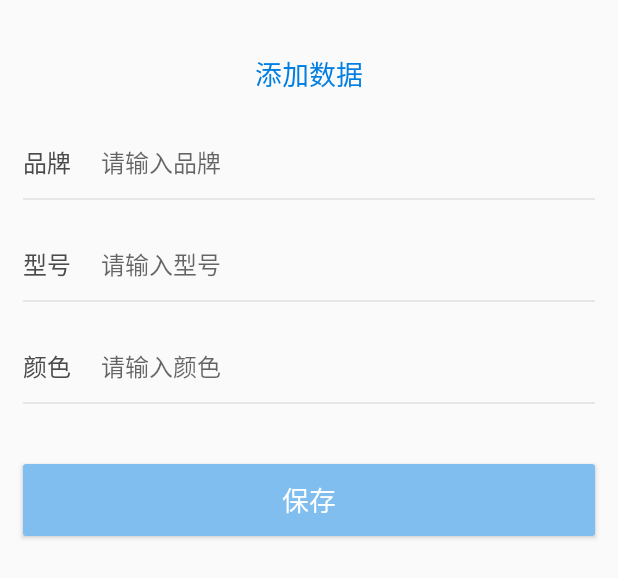
After one commit to nieyuqi/MyApp, an Android app: the layout activity_login.xml on its own in the app's theme, with its tools: preview values and no code run, on a phone screen of 412 x 824 dp. The commit adds this screen. Shown: the top 578 px of the screen. Run offline under Robolectric (Android 15) with nearby library versions, the phone set to English and light mode, and no system bars.

Commit message:
添加数据页面

```diff
--- /dev/null
+++ b/app/src/main/java/com/example/nyq/myapp/MyScrollView.java
@@ -0,0 +1,38 @@
+package com.example.nyq.myapp;
+
+import android.content.Context;
+import android.util.AttributeSet;
+import android.view.MotionEvent;
+import android.widget.ScrollView;
+
+public class MyScrollView extends ScrollView {
+
+    public MyScrollView(Context context) {
+        super(context);
+
+    }
+
+    public MyScrollView(Context context, AttributeSet attrs) {
+        super(context, attrs);
+
+    }
+
+    public MyScrollView(Context context, AttributeSet attrs, int defStyle) {
+        super(context, attrs, defStyle);
+    }
+
+    @Override
+    public boolean onInterceptTouchEvent(MotionEvent event)   //这个方法如果返回 true 的话 两个手指移动，启动一个按下的手指的移动不能被传播出去。
+    {
+        super.onInterceptTouchEvent(event);
+        return false;
+    }
+
+    @Override
+    public boolean onTouchEvent(MotionEvent event)//这个方法如果 true 则整个Activity 的 onTouchEvent() 不会被系统回调
+    {
+        super.onTouchEvent(event);
+        return false;
+    }
+
+}
--- /dev/null
+++ b/app/src/main/res/drawable-v24/color_cursor.xml
@@ -0,0 +1,5 @@
+<?xml version="1.0" encoding="utf-8"?>
+<shape xmlns:android="http://schemas.android.com/apk/res/android" android:shape="rectangle">
+    <size android:width="2dp" />
+    <solid android:color="@color/cuosor_color"  />
+</shape>
--- /dev/null
+++ b/app/src/main/res/drawable/login_button_shape.xml
@@ -0,0 +1,16 @@
+<?xml version="1.0" encoding="utf-8"?>
+<shape xmlns:android="http://schemas.android.com/apk/res/android">
+
+    <corners android:radius="2dp" />
+
+    <size
+        android:width="30dp"
+        android:height="30dp" />
+
+    <gradient
+        android:angle="90"
+        android:endColor="@color/login_button_color"
+        android:startColor="@color/login_button_color"
+        android:useLevel="true" />
+
+</shape>
--- /dev/null
+++ b/app/src/main/res/layout/activity_login.xml
@@ -0,0 +1,181 @@
+<?xml version="1.0" encoding="utf-8"?>
+<LinearLayout xmlns:android="http://schemas.android.com/apk/res/android"
+    android:layout_width="match_parent"
+    android:layout_height="match_parent"
+    android:layout_marginTop="20dp"
+    android:orientation="vertical">
+
+    <com.example.nyq.myapp.MyScrollView
+        android:layout_width="match_parent"
+        android:layout_height="match_parent"
+        android:fillViewport="true">
+
+        <LinearLayout
+            android:layout_width="match_parent"
+            android:layout_height="match_parent"
+            android:orientation="vertical">
+
+            <TextView
+                android:layout_width="wrap_content"
+                android:layout_height="wrap_content"
+                android:layout_gravity="center_horizontal"
+                android:layout_marginTop="15dp"
+                android:text="@string/add_data"
+                android:textColor="#017EE1"
+                android:textSize="18sp" />
+
+            <RelativeLayout
+
+                android:layout_width="match_parent"
+                android:layout_height="wrap_content"
+                android:layout_marginLeft="@dimen/device_info_right_margin_left"
+                android:layout_marginRight="@dimen/device_info_right_margin_right"
+                android:layout_marginTop="20dp">
+
+                <TextView
+                    android:id="@+id/api_key"
+                    android:layout_width="wrap_content"
+                    android:layout_height="wrap_content"
+                    android:layout_centerVertical="true"
+                    android:text="@string/brand_name"
+                    android:textColor="@color/device_info_left_tvcolor"
+                    android:textSize="@dimen/device_info_textsize" />
+
+                <EditText
+                    android:id="@+id/brand_value"
+                    android:layout_width="match_parent"
+                    android:layout_height="wrap_content"
+                    android:layout_centerVertical="true"
+                    android:layout_marginLeft="@dimen/api_key_left"
+                    android:layout_toRightOf="@+id/api_key"
+                    android:background="@null"
+                    android:hint="@string/please_brand"
+                    android:textCursorDrawable="@drawable/color_cursor"
+                    android:textSize="@dimen/device_info_textsize" />
+
+                <View
+
+                    android:layout_width="match_parent"
+                    android:layout_height="1dp"
+                    android:layout_below="@id/api_key"
+                    android:layout_marginTop="25dp"
+                    android:background="@color/division" />
+
+                <ImageView
+                    android:id="@+id/api_key_del"
+                    android:layout_width="@dimen/delete_icon_width"
+                    android:layout_height="@dimen/delete_icon_width"
+                    android:layout_alignBaseline="@id/api_key"
+                    android:layout_alignParentRight="true"
+                    android:src="@mipmap/delete"
+                    android:visibility="gone" />
+            </RelativeLayout>
+
+            <RelativeLayout
+
+                android:layout_width="match_parent"
+                android:layout_height="wrap_content"
+                android:layout_marginLeft="@dimen/device_info_right_margin_left"
+                android:layout_marginRight="@dimen/device_info_right_margin_right"
+                android:layout_marginTop="17dp">
+
+                <TextView
+                    android:id="@+id/partner_code"
+                    android:layout_width="wrap_content"
+                    android:layout_height="wrap_content"
+                    android:layout_centerVertical="true"
+                    android:text="@string/mode"
+                    android:textColor="@color/device_info_left_tvcolor"
+                    android:textSize="@dimen/device_info_textsize" />
+
+                <EditText
+                    android:id="@+id/mode_value"
+                    android:layout_width="match_parent"
+                    android:layout_height="wrap_content"
+                    android:layout_centerVertical="true"
+                    android:layout_marginLeft="@dimen/api_key_left"
+                    android:layout_toRightOf="@+id/partner_code"
+                    android:background="@null"
+                    android:hint="@string/please_mode"
+                    android:textCursorDrawable="@drawable/color_cursor"
+                    android:textSize="@dimen/device_info_textsize" />
+
+                <ImageView
+                    android:id="@+id/partner_code_del"
+                    android:layout_width="@dimen/delete_icon_width"
+                    android:layout_height="@dimen/delete_icon_width"
+                    android:layout_alignBaseline="@id/partner_code"
+                    android:layout_alignParentRight="true"
+                    android:src="@mipmap/delete"
+                    android:visibility="gone" />
+
+                <View
+                    android:layout_width="match_parent"
+                    android:layout_height="1dp"
+                    android:layout_below="@id/partner_code"
+                    android:layout_marginTop="25dp"
+                    android:background="@color/division" />
+            </RelativeLayout>
+
+            <RelativeLayout
+
+                android:layout_width="match_parent"
+                android:layout_height="wrap_content"
+                android:layout_marginLeft="@dimen/device_info_right_margin_left"
+                android:layout_marginRight="@dimen/device_info_right_margin_right"
+                android:layout_marginTop="17dp">
+
+                <TextView
+                    android:id="@+id/channel_code"
+                    android:layout_width="wrap_content"
+                    android:layout_height="wrap_content"
+                    android:layout_centerVertical="true"
+                    android:text="@string/color"
+                    android:textColor="@color/device_info_left_tvcolor"
+                    android:textSize="@dimen/device_info_textsize" />
+
+                <EditText
+                    android:id="@+id/channel_code_value"
+                    android:layout_width="match_parent"
+                    android:layout_height="wrap_content"
+                    android:layout_centerVertical="true"
+                    android:layout_marginLeft="@dimen/api_key_left"
+                    android:layout_toRightOf="@+id/channel_code"
+                    android:background="@null"
+                    android:hint="@string/please_color"
+                    android:textCursorDrawable="@drawable/color_cursor"
+                    android:textSize="@dimen/device_info_textsize" />
+
+                <ImageView
+                    android:id="@+id/channel_code_del"
+                    android:layout_width="@dimen/delete_icon_width"
+                    android:layout_height="@dimen/delete_icon_width"
+                    android:layout_alignBaseline="@id/channel_code"
+                    android:layout_alignParentRight="true"
+                    android:src="@mipmap/delete"
+                    android:visibility="gone" />
+
+                <View
+                    android:layout_width="match_parent"
+                    android:layout_height="1dp"
+                    android:layout_below="@id/channel_code"
+                    android:layout_marginTop="25dp"
+                    android:background="@color/division" />
+            </RelativeLayout>
+
+
+            <Button
+                android:id="@+id/login_button"
+                android:layout_width="match_parent"
+                android:layout_height="wrap_content"
+                android:layout_marginLeft="@dimen/device_info_right_margin_left"
+                android:layout_marginRight="@dimen/device_info_right_margin_right"
+                android:layout_marginTop="40dp"
+                android:background="@drawable/login_button_shape"
+                android:text="@string/save"
+                android:textColor="@color/white"
+                android:textSize="18sp" />
+        </LinearLayout>
+    </com.example.nyq.myapp.MyScrollView>
+
+</LinearLayout>
--- a/app/src/main/res/values/colors.xml
+++ b/app/src/main/res/values/colors.xml
@@ -3,4 +3,9 @@
     <color name="colorPrimary">#3F51B5</color>
     <color name="colorPrimaryDark">#303F9F</color>
     <color name="colorAccent">#FF4081</color>
+    <color name="device_info_left_tvcolor">#4A4A4A</color>
+    <color name="cuosor_color">#017EE1</color>
+    <color name="division">#e5e6e7</color>
+    <color name="login_button_color">#80bef0</color>
+    <color name="white">#FFFFFF</color>
 </resources>
--- /dev/null
+++ b/app/src/main/res/values/dimens.xml
@@ -0,0 +1,8 @@
+<?xml version="1.0" encoding="utf-8"?>
+<resources>
+    <dimen name="device_info_right_margin_left">15dp</dimen>
+    <dimen name="device_info_right_margin_right">15dp</dimen>
+    <dimen name="device_info_textsize">16sp</dimen>
+    <dimen name="api_key_left">20dp</dimen>
+    <dimen name="delete_icon_width">16dp</dimen>
+</resources>
--- a/app/src/main/res/values/strings.xml
+++ b/app/src/main/res/values/strings.xml
@@ -1,3 +1,11 @@
 <resources>
     <string name="app_name">MyApp</string>
+    <string name="add_data">添加数据</string>
+    <string name="brand_name">品牌</string>
+    <string name="please_brand">请输入品牌</string>
+    <string name="mode">型号</string>
+    <string name="please_mode">请输入型号</string>
+    <string name="color">颜色</string>
+    <string name="please_color">请输入颜色</string>
+    <string name="save">保存</string>
 </resources>
```
Also changed, not shown: app/src/main/res/mipmap-xxxhdpi/delete.png (added).
